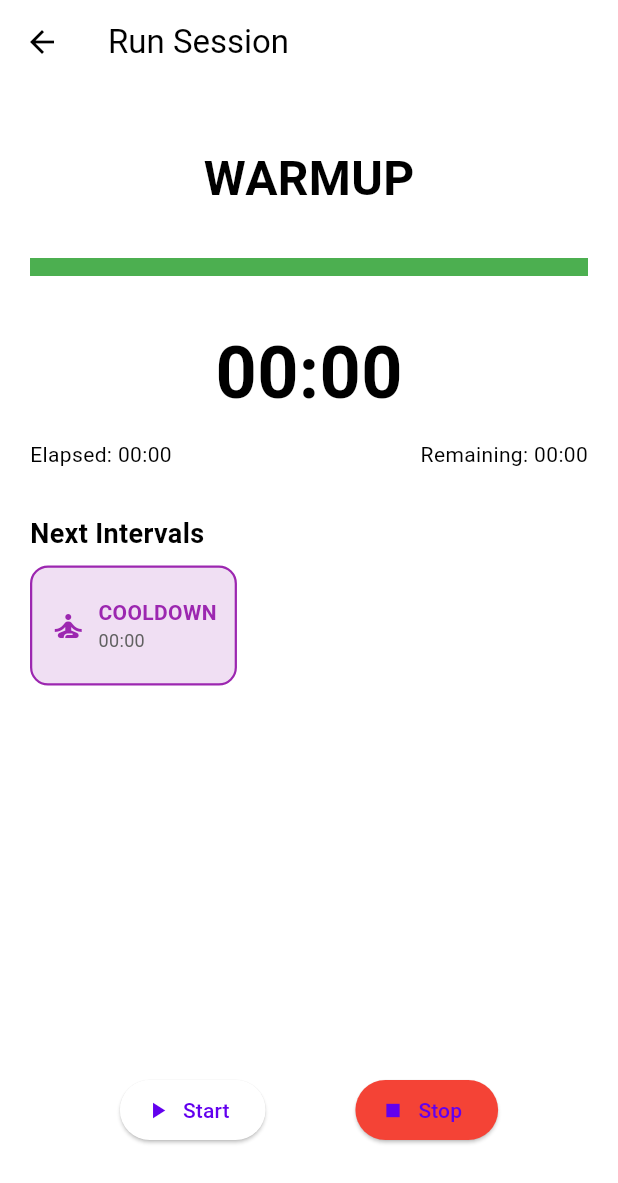
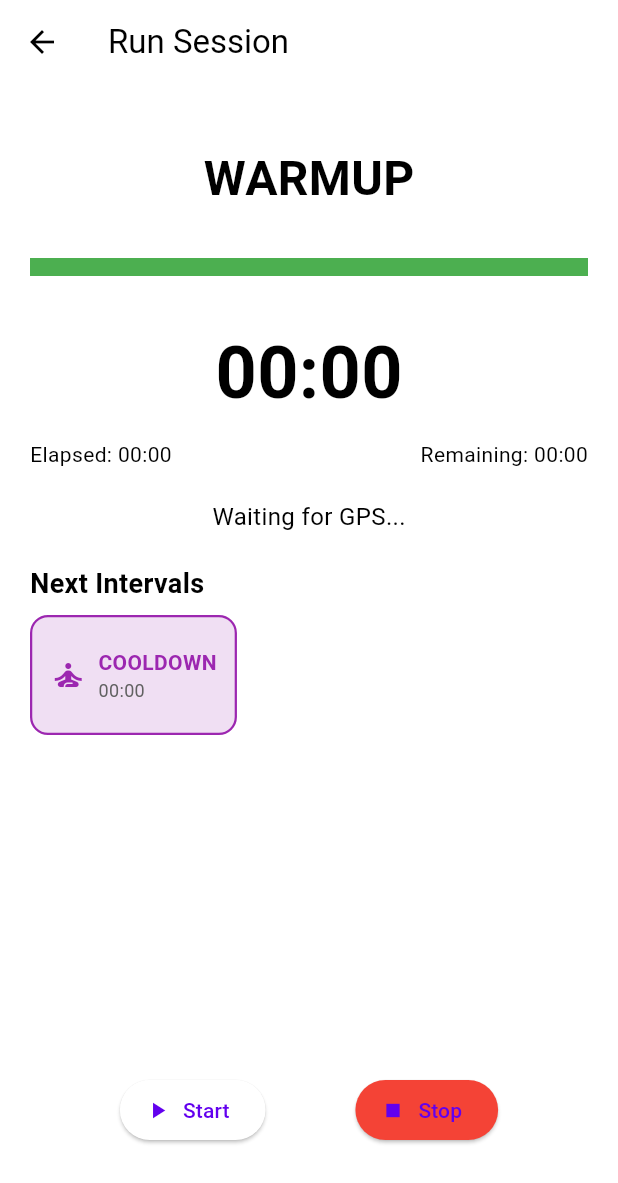
Before and after one commit to ejazhasnaat/zero_to_5k, a Flutter app: the RunSessionScreen screen opened directly with empty values, after a tap on "Start", after a tap on "Stop", on a phone screen of 412 x 824 dp. Shown: the top 1183 px of the screen. Run offline on Flutter 3.47's test engine with Material 3 defaults, Android fonts, the light colour scheme and no system bars; our stand-ins replace fl_chart, flutter_tts, geolocator, hive, hive_flutter, shared_preferences and 1 more; accounts and stored records are empty; statements that could not run were skipped.

Commit message:
Fixed/Added Storage and tracking service and saving data about runs.

```diff
--- a/lib/features/tracking/tracking_service.dart
+++ b/lib/features/tracking/tracking_service.dart
@@ -1 +1,102 @@
-// TODO: Implement tracking_service.dart
+import 'dart:async';
+import 'package:flutter/foundation.dart';
+import 'package:geolocator/geolocator.dart';
+import '../../models/run_data.dart';
+
+class TrackingService {
+  final ValueNotifier<RunData?> _runData = ValueNotifier<RunData?>(null);
+  ValueNotifier<RunData?> get runData => _runData;
+
+  final List<Position> _positions = [];
+  Timer? _timer;
+  DateTime? _startTime;
+  double _totalDistance = 0.0; // in meters
+
+  final double userWeightKg;
+  final double userHeightCm;
+
+  TrackingService({
+    required this.userWeightKg,
+    required this.userHeightCm,
+  });
+
+  Future<void> startTracking() async {
+    final hasPermission = await _checkPermission();
+    if (!hasPermission) return;
+
+    _startTime = DateTime.now();
+    _positions.clear();
+    _totalDistance = 0.0;
+
+    _timer = Timer.periodic(const Duration(seconds: 1), (_) async {
+      final position = await Geolocator.getCurrentPosition(
+        desiredAccuracy: LocationAccuracy.best,
+      );
+
+      if (_positions.isNotEmpty) {
+        final last = _positions.last;
+        _totalDistance += Geolocator.distanceBetween(
+          last.latitude,
+          last.longitude,
+          position.latitude,
+          position.longitude,
+        );
+      }
+
+      _positions.add(position);
+
+      final durationSeconds = DateTime.now().difference(_startTime!).inSeconds;
+      final pace = durationSeconds > 0
+          ? durationSeconds / (_totalDistance / 1000) // sec per km
+          : 0.0;
+
+      final speedKmh = _totalDistance / 1000 / (durationSeconds / 3600);
+      final calories = _estimateCalories(speedKmh, userWeightKg, durationSeconds);
+
+      _runData.value = RunData(
+        startTime: _startTime!,
+        durationSeconds: durationSeconds,
+        distanceMeters: _totalDistance,
+        paceSecondsPerKm: pace,
+        caloriesBurned: calories,
+        route: _positions.map((p) => RoutePoint.fromPosition(p)).toList(), // ✅ Convert to RoutePoint
+      );
+    });
+  }
+
+  void stopTracking() {
+    _timer?.cancel();
+    _timer = null;
+    _startTime = null;
+  }
+
+  void dispose() {
+    _timer?.cancel();
+    _runData.dispose();
+  }
+
+  double _estimateCalories(double speedKmh, double weightKg, int durationSec) {
+    final met = speedKmh < 6
+        ? 3.5
+        : speedKmh < 8
+            ? 6.0
+            : speedKmh < 10
+                ? 8.3
+                : 9.8;
+    return (met * 3.5 * weightKg / 200) * (durationSec / 60);
+  }
+
+  Future<bool> _checkPermission() async {
+    bool serviceEnabled = await Geolocator.isLocationServiceEnabled();
+    if (!serviceEnabled) return false;
+
+    LocationPermission permission = await Geolocator.checkPermission();
+    if (permission == LocationPermission.denied) {
+      permission = await Geolocator.requestPermission();
+      if (permission == LocationPermission.denied) return false;
+    }
+
+    return permission == LocationPermission.always ||
+        permission == LocationPermission.whileInUse;
+  }
+}
--- /dev/null
+++ b/lib/models/run_data.dart
@@ -0,0 +1,120 @@
+import 'package:geolocator/geolocator.dart';
+import 'package:hive/hive.dart';
+
+part 'run_data.g.dart'; // Needed for Hive codegen
+
+@HiveType(typeId: 3)
+class RunData extends HiveObject {
+  @HiveField(0)
+  final DateTime startTime;
+
+  @HiveField(1)
+  final int durationSeconds;
+
+  @HiveField(2)
+  final double distanceMeters;
+
+  @HiveField(3)
+  final double paceSecondsPerKm;
+
+  @HiveField(4)
+  final double caloriesBurned;
+
+  @HiveField(5)
+  final List<RoutePoint> route;
+
+  RunData({
+    required this.startTime,
+    required this.durationSeconds,
+    required this.distanceMeters,
+    required this.paceSecondsPerKm,
+    required this.caloriesBurned,
+    required this.route,
+  });
+
+  /// ✅ Add this factory for development/testing UI stubbing
+  factory RunData.mock({required double userWeightKg}) {
+    return RunData(
+      startTime: DateTime.now(),
+      durationSeconds: 420, // 7 minutes
+      distanceMeters: 1500,
+      paceSecondsPerKm: 280,
+      caloriesBurned: userWeightKg * 1.05, // arbitrary formula
+      route: [
+        RoutePoint(31.5204, 74.3587),
+        RoutePoint(31.5210, 74.3595),
+      ],
+    );
+  }
+
+  factory RunData.fromJson(Map<String, dynamic> json) => RunData(
+        startTime: DateTime.parse(json['startTime']),
+        durationSeconds: json['durationSeconds'],
+        distanceMeters: json['distanceMeters'],
+        paceSecondsPerKm: json['paceSecondsPerKm'],
+        caloriesBurned: json['caloriesBurned'],
+        route: (json['route'] as List<dynamic>)
+            .map((p) => RoutePoint(
+                  p['lat'],
+                  p['lng'],
+                ))
+            .toList(),
+      );
+
+  Map<String, dynamic> toJson() => {
+        'startTime': startTime.toIso8601String(),
+        'durationSeconds': durationSeconds,
+        'distanceMeters': distanceMeters,
+        'paceSecondsPerKm': paceSecondsPerKm,
+        'caloriesBurned': caloriesBurned,
+        'route': route.map((p) => {'lat': p.lat, 'lng': p.lng}).toList(),
+      };
+
+  String get formattedPace {
+    final minutes = (paceSecondsPerKm ~/ 60).toString().padLeft(2, '0');
+    final seconds = (paceSecondsPerKm % 60).toStringAsFixed(0).padLeft(2, '0');
+    return "$minutes:$seconds /km";
+  }
+
+  String get formattedDistance {
+    return (distanceMeters / 1000).toStringAsFixed(2) + " km";
+  }
+
+  String get formattedCalories {
+    return caloriesBurned.toStringAsFixed(0) + " kcal";
+  }
+
+  String get formattedDuration {
+    final m = (durationSeconds ~/ 60).toString().padLeft(2, '0');
+    final s = (durationSeconds % 60).toString().padLeft(2, '0');
+    return "$m:$s";
+  }
+
+  List<Position> get positions => route.map((p) => p.toPosition()).toList();
+}
+
+@HiveType(typeId: 4)
+class RoutePoint {
+  @HiveField(0)
+  final double lat;
+
+  @HiveField(1)
+  final double lng;
+
+  RoutePoint(this.lat, this.lng);
+
+  Position toPosition() => Position(
+        latitude: lat,
+        longitude: lng,
+        timestamp: DateTime.now(),
+        altitude: 0,
+        accuracy: 0,
+        heading: 0,
+        speed: 0,
+        speedAccuracy: 0,
+        altitudeAccuracy: 0.0,
+        headingAccuracy: 0.0, // Required by newer geolocator versions
+      );
+
+  static RoutePoint fromPosition(Position p) => RoutePoint(p.latitude, p.longitude);
+}
--- a/lib/screens/main_run.dart
+++ b/lib/screens/main_run.dart
@@ -1,7 +1,7 @@
 import 'package:flutter/material.dart';
 import 'package:zero_to_5k/data/z25k_data.dart';
 import 'package:zero_to_5k/utils/workout_formatter.dart';
-import 'run_session.dart';
+import 'run_session_screen.dart';
 import 'package:zero_to_5k/screens/settings_screen.dart';
 
 class MainRunScreen extends StatefulWidget {
--- a/lib/screens/run_session.dart
+++ b/lib/screens/run_session_screen.dart
@@ -1,10 +1,16 @@
 import 'package:flutter/material.dart';
 import 'package:provider/provider.dart';
+import 'package:intl/intl.dart';
+import 'package:geolocator/geolocator.dart';
+
 import '../models/audio_settings_model.dart';
 import '../services/audio_settings_service.dart';
 import '../controllers/timer_controller.dart';
 import '../audio/audio_playback_engine.dart';
 import '../data/z25k_data.dart';
+import '../features/tracking/tracking_service.dart';
+import '../services/local_storage_service.dart';
+import '../models/run_data.dart';
 
 class RunSessionScreen extends StatefulWidget {
   final Workout workout;
@@ -18,6 +24,9 @@ class RunSessionScreen extends StatefulWidget {
 class _RunSessionScreenState extends State<RunSessionScreen> {
   late TimerController _timerController;
   late AudioPlaybackEngine _audioEngine;
+  late TrackingService _trackingService;
+  final double userWeightKg = 65.0;
+  final double userHeightCm = 175.0;
 
   @override
   void initState() {
@@ -35,12 +44,16 @@ class _RunSessionScreenState extends State<RunSessionScreen> {
       workout: widget.workout,
       audioEngine: _audioEngine,
     );
+
+    _trackingService = TrackingService(userWeightKg: userWeightKg,
+                                       userHeightCm: userHeightCm);
   }
 
   @override
   void dispose() {
     _timerController.dispose();
     _audioEngine.dispose();
+    _trackingService.stopTracking();
     super.dispose();
   }
 
@@ -74,6 +87,27 @@ class _RunSessionScreenState extends State<RunSessionScreen> {
       case IntervalType.cooldown:
         return Icons.self_improvement;
     }
+  }
+
+  Widget _buildRunStats() {
+    return ValueListenableBuilder<RunData?>(
+      valueListenable: _trackingService.runData,
+      builder: (context, data, child) {
+        if (data == null) {
+          return const Text("Waiting for GPS...", style: TextStyle(fontSize: 16));
+        }
+
+        return Column(
+          crossAxisAlignment: CrossAxisAlignment.start,
+          children: [
+            Text("Distance: ${data.formattedDistance}"),
+            Text("Pace: ${data.formattedPace}"),
+            Text("Duration: ${data.formattedDuration}"),
+            Text("Calories: ${data.formattedCalories}"),
+          ],
+        );
+      },
+    );
   }
 
   @override
@@ -125,17 +159,16 @@ class _RunSessionScreenState extends State<RunSessionScreen> {
                       Text("Remaining: ${_formatDuration(timer.totalDuration - timer.totalElapsedSeconds)}"),
                     ],
                   ),
-                  const SizedBox(height: 30),
+                  const SizedBox(height: 20),
+                  _buildRunStats(),
+                  const SizedBox(height: 20),
                   if (upcoming.isNotEmpty)
                     Column(
                       crossAxisAlignment: CrossAxisAlignment.start,
                       children: [
                         const Text(
                           "Next Intervals",
-                          style: TextStyle(
-                            fontSize: 18,
-                            fontWeight: FontWeight.w600,
-                          ),
+                          style: TextStyle(fontSize: 18, fontWeight: FontWeight.w600),
                         ),
                         const SizedBox(height: 8),
                         SizedBox(
@@ -159,10 +192,8 @@ class _RunSessionScreenState extends State<RunSessionScreen> {
                                 child: Row(
                                   mainAxisSize: MainAxisSize.min,
                                   children: [
-                                    Icon(
-                                      _intervalIcon(interval.type),
-                                      color: _intervalColor(interval.type),
-                                    ),
+                                    Icon(_intervalIcon(interval.type),
+                                        color: _intervalColor(interval.type)),
                                     const SizedBox(width: 8),
                                     Column(
                                       mainAxisAlignment: MainAxisAlignment.center,
@@ -198,7 +229,10 @@ class _RunSessionScreenState extends State<RunSessionScreen> {
                     children: [
                       if (!timer.isRunning)
                         ElevatedButton.icon(
-                          onPressed: timer.start,
+                          onPressed: () {
+                            _trackingService.startTracking();
+                            timer.start();
+                          },
                           icon: const Icon(Icons.play_arrow),
                           label: const Text("Start"),
                         ),
@@ -215,7 +249,17 @@ class _RunSessionScreenState extends State<RunSessionScreen> {
                           label: const Text("Resume"),
                         ),
                       ElevatedButton.icon(
-                        onPressed: timer.stop,
+                        onPressed: () async {
+                          timer.stop();
+                          _trackingService.stopTracking();
+                          final runData = _trackingService.runData.value;
+                          if (runData != null) {
+                            await LocalStorageService.saveRun(runData);
+                            ScaffoldMessenger.of(context).showSnackBar(
+                              const SnackBar(content: Text("Run saved successfully!")),
+                            );
+                          }
+                        },
                         icon: const Icon(Icons.stop),
                         label: const Text("Stop"),
                         style: ElevatedButton.styleFrom(
--- a/lib/services/local_storage_service.dart
+++ b/lib/services/local_storage_service.dart
@@ -1,16 +1,25 @@
 import 'package:hive_flutter/hive_flutter.dart';
+import 'package:geolocator/geolocator.dart';
 import '../features/workouts/workout_model.dart';
+import '../models/run_data.dart';
 
 class LocalStorageService {
   static const String workoutBoxName = 'workouts';
+  static const String runDataBoxName = 'run_sessions';
 
   static Future<void> init() async {
     await Hive.initFlutter();
+
     Hive.registerAdapter(WorkoutAdapter());
     Hive.registerAdapter(IntervalAdapter());
+    Hive.registerAdapter(RunDataAdapter());
+    Hive.registerAdapter(RoutePointAdapter());
+
     await Hive.openBox<Workout>(workoutBoxName);
+    await Hive.openBox<RunData>(runDataBoxName);
   }
 
+  // ---- Workout Persistence ----
   static Future<void> saveWorkout(Workout workout) async {
     final box = Hive.box<Workout>(workoutBoxName);
     await box.add(workout);
@@ -20,4 +29,15 @@ class LocalStorageService {
     final box = Hive.box<Workout>(workoutBoxName);
     return box.values.toList();
   }
+
+  // ---- Run Session Persistence ----
+  static Future<void> saveRun(RunData run) async {
+    final box = Hive.box<RunData>(runDataBoxName);
+    await box.add(run);
+  }
+
+  static List<RunData> getRunHistory() {
+    final box = Hive.box<RunData>(runDataBoxName);
+    return box.values.toList().reversed.toList(); // Most recent first
+  }
 }
--- a/pubspec.yaml
+++ b/pubspec.yaml
@@ -52,6 +52,7 @@ dependencies:
   percent_indicator: ^4.2.2
   provider: ^6.1.0
   wakelock_plus: ^1.1.1
+  intl: ^0.18.1
 
 dev_dependencies:
   flutter_test:
```
Also changed, not shown: lib/models/run_data.g.dart (added), pubspec.lock.
